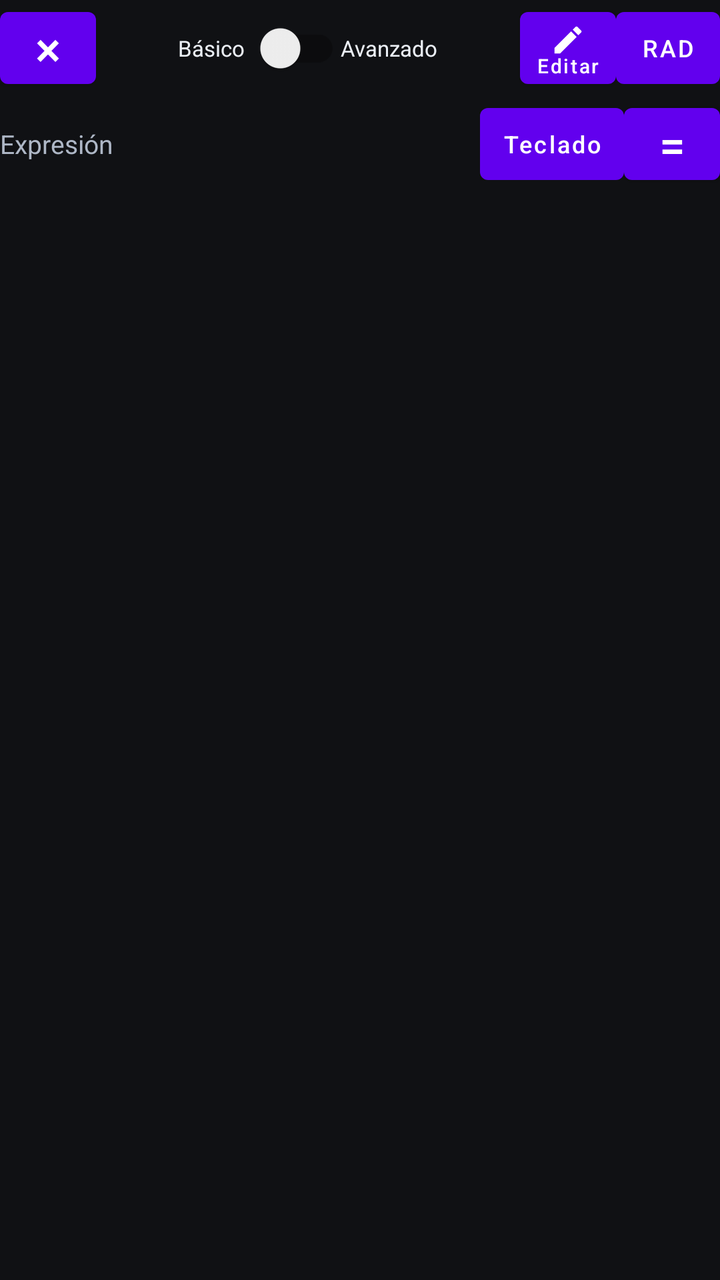
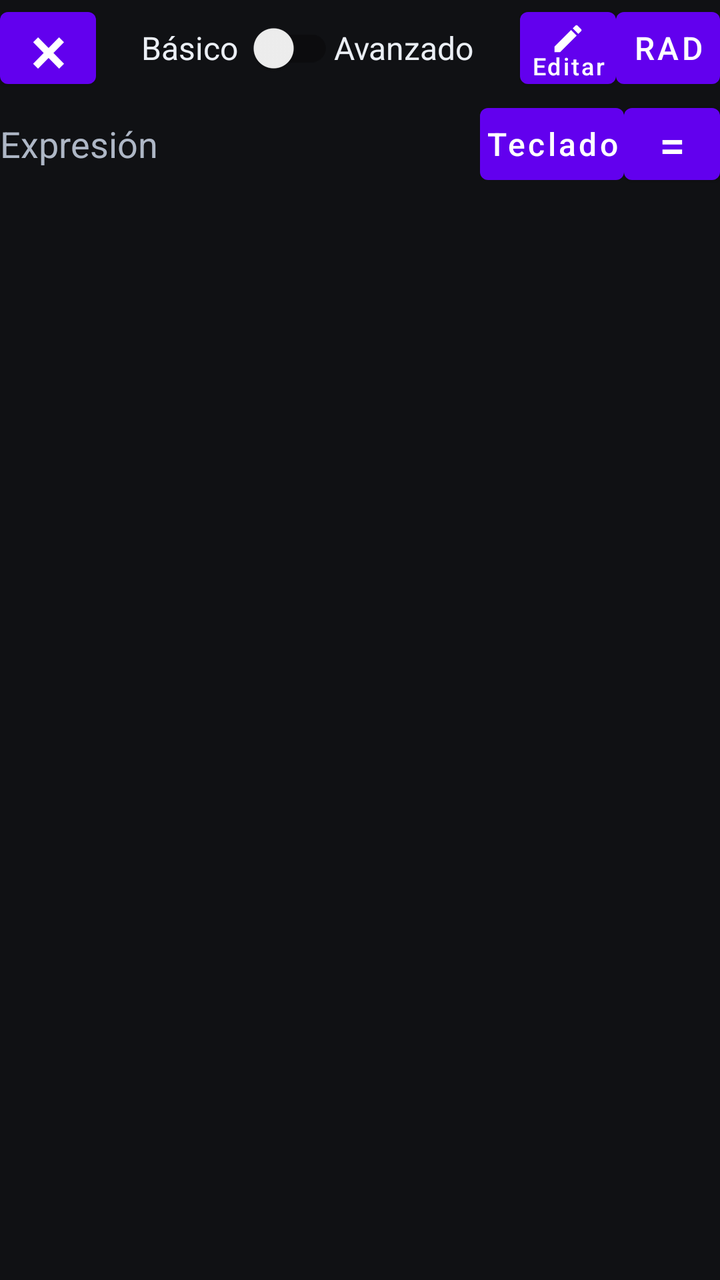

Two renders of the same Android screen: before a commit and after it. Below are the layout's source before the change and the commit's diff.
<!-- AndroidManifest.xml: activity theme Theme.LearnGraphicsProgramming.Calculator -->
<!-- res/layout/activity_calculator.xml -->
<?xml version="1.0" encoding="utf-8"?>
<FrameLayout xmlns:android="http://schemas.android.com/apk/res/android"
    xmlns:app="http://schemas.android.com/apk/res-auto"
    android:layout_width="match_parent"
    android:layout_height="match_parent">

    <LinearLayout
        android:id="@+id/calculator_scroll"
        android:layout_width="match_parent"
        android:layout_height="match_parent"
        android:background="#101114"
        android:orientation="vertical">

        <LinearLayout
            android:id="@+id/calculator_header"
            android:layout_width="match_parent"
            android:layout_height="48dp"
            android:gravity="center_vertical"
            android:orientation="horizontal">

            <Button
                android:id="@+id/calculator_back"
                android:layout_width="48dp"
                android:layout_height="48dp"
                android:contentDescription="@string/calculator_back"
                android:minWidth="0dp"
                android:padding="0dp"
                android:text="×"
                android:textSize="24sp" />

            <LinearLayout
                android:layout_width="0dp"
                android:layout_height="match_parent"
                android:layout_weight="1"
                android:gravity="center"
                android:orientation="horizontal">
                <TextView
                    android:layout_width="wrap_content"
                    android:layout_height="wrap_content"
                    android:labelFor="@+id/calculator_advanced_mode"
                    android:text="@string/calculator_basic_mode"
                    android:textColor="#EBEFF5"
                    android:textSize="11sp" />
                <androidx.appcompat.widget.SwitchCompat
                    android:id="@id/calculator_advanced_mode"
                    android:layout_width="48dp"
                    android:layout_height="48dp"
                    android:contentDescription="@string/calculator_basic_mode_description"
                    app:switchMinWidth="40dp" />
                <TextView
                    android:layout_width="wrap_content"
                    android:layout_height="wrap_content"
                    android:text="@string/calculator_advanced_mode"
                    android:textColor="#EBEFF5"
                    android:textSize="11sp" />
            </LinearLayout>

            <com.google.android.material.button.MaterialButton
                android:id="@+id/calculator_edit_keys"
                android:layout_width="48dp"
                android:layout_height="48dp"
                android:contentDescription="@string/calculator_edit_keys_description"
                android:minWidth="0dp"
                android:padding="0dp"
                android:text="@string/calculator_edit_keys"
                android:textAllCaps="false"
                android:textSize="10sp"
                app:icon="@drawable/ic_calculator_edit"
                app:iconGravity="textTop"
                app:iconPadding="0dp"
                app:iconSize="18dp" />

            <Button
                android:id="@+id/calculator_angle_mode"
                android:layout_width="52dp"
                android:layout_height="48dp"
                android:minWidth="0dp"
                android:padding="0dp"
                android:text="@string/calculator_rad"
                android:textAllCaps="false"
                android:textSize="12sp" />
        </LinearLayout>

        <LinearLayout
            android:id="@+id/calculator_panels"
            android:layout_width="match_parent"
            android:layout_height="0dp"
            android:layout_weight="1"
            android:orientation="vertical">

            <LinearLayout
                android:id="@+id/calculator_expression_panel"
                android:layout_width="match_parent"
                android:layout_height="wrap_content"
                android:orientation="vertical">

                <LinearLayout
                    android:layout_width="match_parent"
                    android:layout_height="48dp"
                    android:gravity="center_vertical"
                    android:orientation="horizontal">
                    <TextView
                        android:layout_width="0dp"
                        android:layout_height="wrap_content"
                        android:layout_weight="1"
                        android:text="@string/calculator_input_label"
                        android:textColor="#AEB7C6"
                        android:textSize="13sp" />
                    <Button
                        android:id="@+id/calculator_native_keyboard"
                        android:layout_width="72dp"
                        android:layout_height="48dp"
                        android:minWidth="0dp"
                        android:padding="0dp"
                        android:text="@string/calculator_native_keyboard"
                        android:textAllCaps="false"
                        android:textSize="12sp" />
                    <Button
                        android:id="@+id/calculator_evaluate"
                        android:layout_width="48dp"
                        android:layout_height="48dp"
                        android:contentDescription="@string/calculator_evaluate"
                        android:minWidth="0dp"
                        android:padding="0dp"
                        android:text="="
                        android:textSize="23sp" />
                    <Button
                        android:id="@+id/calculator_paste_result"
                        android:layout_width="72dp"
                        android:layout_height="48dp"
                        android:contentDescription="@string/calculator_paste_result"
                        android:minWidth="0dp"
                        android:padding="0dp"
                        android:text="@string/calculator_paste_result"
                        android:textAllCaps="false"
                        android:textSize="12sp"
                        android:visibility="gone" />
                </LinearLayout>

                <HorizontalScrollView
                    android:id="@+id/calculator_input_host"
                    android:layout_width="match_parent"
                    android:layout_height="wrap_content"
                    android:fillViewport="true" />

                <LinearLayout
                    android:id="@+id/calculator_ime_navigation"
                    android:layout_width="match_parent"
                    android:layout_height="40dp"
                    android:orientation="horizontal"
                    android:visibility="gone">
                    <Button
                        android:id="@+id/calculator_ime_left"
                        android:layout_width="0dp"
                        android:layout_height="40dp"
                        android:layout_weight="1"
                        android:text="←" />
                    <Button
                        android:id="@+id/calculator_ime_right"
                        android:layout_width="0dp"
                        android:layout_height="40dp"
                        android:layout_weight="1"
                        android:text="→" />
                </LinearLayout>

                <LinearLayout
                    android:id="@+id/calculator_result_row"
                    android:layout_width="match_parent"
                    android:layout_height="wrap_content"
                    android:gravity="center_vertical"
                    android:orientation="horizontal"
                    android:visibility="gone">
                    <TextView
                        android:layout_width="wrap_content"
                        android:layout_height="wrap_content"
                        android:text="@string/calculator_result_label"
                        android:textColor="#AEB7C6"
                        android:textSize="13sp" />
                    <HorizontalScrollView
                        android:id="@+id/calculator_result_host"
                        android:layout_width="0dp"
                        android:layout_height="wrap_content"
                        android:layout_weight="1"
                        android:fillViewport="true"
                        android:visibility="gone" />
                </LinearLayout>

                <TextView
                    android:id="@+id/calculator_error"
                    android:layout_width="match_parent"
                    android:layout_height="wrap_content"
                    android:accessibilityLiveRegion="polite"
                    android:textColor="#FFA6A6"
                    android:textSize="14sp"
                    android:visibility="gone" />
            </LinearLayout>

            <LinearLayout
                android:id="@+id/calculator_keypad_area"
                android:layout_width="match_parent"
                android:layout_height="0dp"
                android:layout_weight="1"
                android:orientation="vertical">
                <LinearLayout
                    android:id="@+id/calculator_edit_scroll_controls"
                    android:layout_width="match_parent"
                    android:layout_height="40dp"
                    android:gravity="end"
                    android:orientation="horizontal"
                    android:visibility="gone">
                    <Button
                        android:id="@+id/calculator_edit_scroll_up"
                        android:layout_width="48dp"
                        android:layout_height="40dp"
                        android:contentDescription="@string/calculator_scroll_keys_up"
                        android:minWidth="0dp"
                        android:padding="0dp"
                        android:text="↑" />
                    <Button
                        android:id="@+id/calculator_edit_scroll_down"
                        android:layout_width="48dp"
                        android:layout_height="40dp"
                        android:contentDescription="@string/calculator_scroll_keys_down"
                        android:minWidth="0dp"
                        android:padding="0dp"
                        android:text="↓" />
                </LinearLayout>
                <ScrollView
                    android:id="@+id/calculator_keypad_scroll"
                    android:layout_width="match_parent"
                    android:layout_height="0dp"
                    android:layout_weight="1"
                    android:fillViewport="false">
                    <LinearLayout
                        android:id="@+id/calculator_keypad"
                        android:layout_width="match_parent"
                        android:layout_height="wrap_content"
                        android:orientation="vertical" />
                </ScrollView>
            </LinearLayout>
        </LinearLayout>
    </LinearLayout>
</FrameLayout>
<!-- resources referenced by this layout -->
<resources>
  <!-- drawable ic_calculator_edit (drawable) -->
  <vector xmlns:android="http://schemas.android.com/apk/res/android"
      android:width="24dp" android:height="24dp"
      android:viewportWidth="24" android:viewportHeight="24">
      <path android:fillColor="#EBEFF5"
          android:pathData="M3,17.25V21h3.75L17.81,9.94l-3.75,-3.75L3,17.25zM20.71,7.04c0.39,-0.39 0.39,-1.02 0,-1.41l-2.34,-2.34c-0.39,-0.39 -1.02,-0.39 -1.41,0l-1.83,1.83 3.75,3.75 1.83,-1.83z" />
  </vector>
  <string name="calculator_advanced_mode">Avanzado</string>
  <string name="calculator_back">Cerrar calculadora</string>
  <string name="calculator_basic_mode">Básico</string>
  <string name="calculator_basic_mode_description">Modo básico. Activa para mostrar las herramientas avanzadas.</string>
  <string name="calculator_edit_keys">Editar</string>
  <string name="calculator_edit_keys_description">Editar el orden de las teclas</string>
  <string name="calculator_evaluate">Calcular</string>
  <string name="calculator_input_label">Expresión</string>
  <string name="calculator_native_keyboard">Teclado</string>
  <string name="calculator_paste_result">Pegar</string>
  <string name="calculator_rad">RAD</string>
  <string name="calculator_result_label">Resultado</string>
  <string name="calculator_scroll_keys_down">Desplazar teclas hacia abajo</string>
  <string name="calculator_scroll_keys_up">Desplazar teclas hacia arriba</string>
  <style name="Theme.LearnGraphicsProgramming.Calculator" parent="Theme.MaterialComponents.DayNight.Dialog">
          <item name="windowNoTitle">true</item>
          <item name="android:windowIsFloating">false</item>
          <item name="android:windowIsTranslucent">true</item>
          <item name="android:windowCloseOnTouchOutside">true</item>
          <item name="android:windowBackground">@android:color/transparent</item>
          <item name="android:backgroundDimEnabled">true</item>
          <item name="android:windowSoftInputMode">adjustResize</item>
      </style>
</resources>

<!-- the commit's change to res/layout/activity_calculator.xml (unified diff, before → after) -->
@@ -25,8 +25,10 @@
                 android:contentDescription="@string/calculator_back"
                 android:minWidth="0dp"
                 android:padding="0dp"
+                android:gravity="center"
+                android:includeFontPadding="false"
                 android:text="×"
-                android:textSize="24sp" />
+                android:textSize="34sp" />
 
             <LinearLayout
                 android:layout_width="0dp"
@@ -40,7 +42,7 @@
                     android:labelFor="@+id/calculator_advanced_mode"
                     android:text="@string/calculator_basic_mode"
                     android:textColor="#EBEFF5"
-                    android:textSize="11sp" />
+                    android:textSize="16sp" />
                 <androidx.appcompat.widget.SwitchCompat
                     android:id="@id/calculator_advanced_mode"
                     android:layout_width="48dp"
@@ -52,7 +54,7 @@
                     android:layout_height="wrap_content"
                     android:text="@string/calculator_advanced_mode"
                     android:textColor="#EBEFF5"
-                    android:textSize="11sp" />
+                    android:textSize="16sp" />
             </LinearLayout>
 
             <com.google.android.material.button.MaterialButton
@@ -64,7 +66,7 @@
                 android:padding="0dp"
                 android:text="@string/calculator_edit_keys"
                 android:textAllCaps="false"
-                android:textSize="10sp"
+                android:textSize="12sp"
                 app:icon="@drawable/ic_calculator_edit"
                 app:iconGravity="textTop"
                 app:iconPadding="0dp"
@@ -78,7 +80,7 @@
                 android:padding="0dp"
                 android:text="@string/calculator_rad"
                 android:textAllCaps="false"
-                android:textSize="12sp" />
+                android:textSize="16sp" />
         </LinearLayout>
 
         <LinearLayout
@@ -105,7 +107,7 @@
                         android:layout_weight="1"
                         android:text="@string/calculator_input_label"
                         android:textColor="#AEB7C6"
-                        android:textSize="13sp" />
+                        android:textSize="18sp" />
                     <Button
                         android:id="@+id/calculator_native_keyboard"
                         android:layout_width="72dp"
@@ -114,7 +116,7 @@
                         android:padding="0dp"
                         android:text="@string/calculator_native_keyboard"
                         android:textAllCaps="false"
-                        android:textSize="12sp" />
+                        android:textSize="16sp" />
                     <Button
                         android:id="@+id/calculator_evaluate"
                         android:layout_width="48dp"
@@ -133,7 +135,7 @@
                         android:padding="0dp"
                         android:text="@string/calculator_paste_result"
                         android:textAllCaps="false"
-                        android:textSize="12sp"
+                        android:textSize="16sp"
                         android:visibility="gone" />
                 </LinearLayout>
 
@@ -175,7 +177,7 @@
                         android:layout_height="wrap_content"
                         android:text="@string/calculator_result_label"
                         android:textColor="#AEB7C6"
-                        android:textSize="13sp" />
+                        android:textSize="18sp" />
                     <HorizontalScrollView
                         android:id="@+id/calculator_result_host"
                         android:layout_width="0dp"
@@ -191,7 +193,7 @@
                     android:layout_height="wrap_content"
                     android:accessibilityLiveRegion="polite"
                     android:textColor="#FFA6A6"
-                    android:textSize="14sp"
+                    android:textSize="16sp"
                     android:visibility="gone" />
             </LinearLayout>
 
